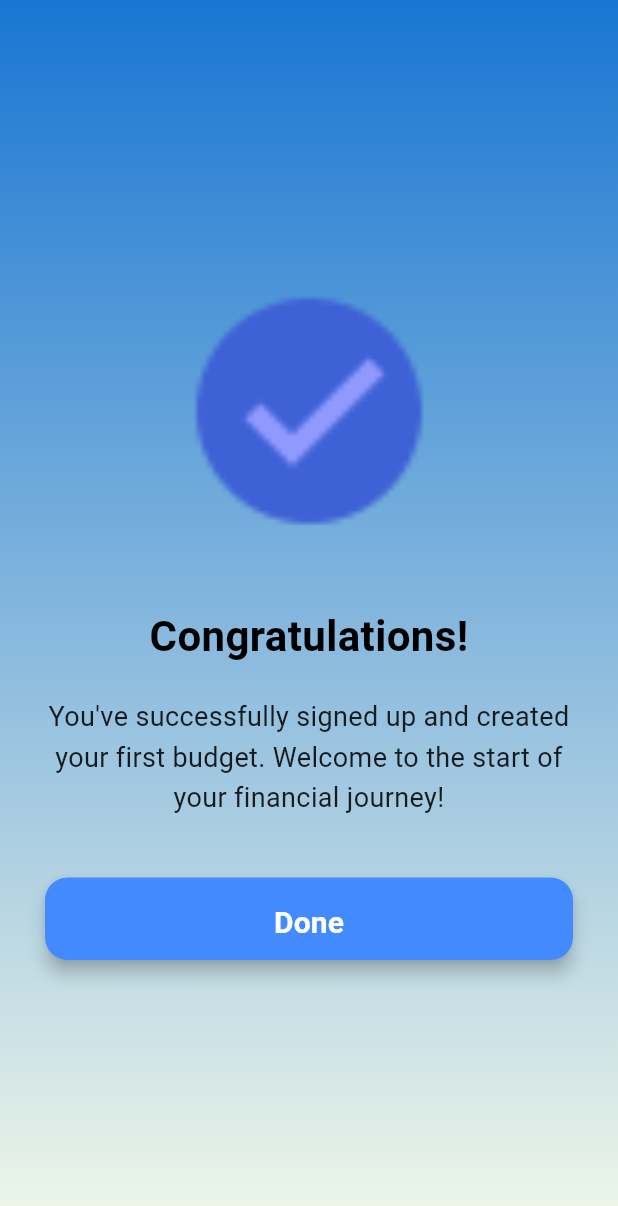
After one commit to Amarusinggithub/flutter-budgeting-app, a Flutter app: the FinishOnboardingProcessScreen screen opened by its route, on a phone screen of 412 x 824 dp. The commit adds this screen. Shown: the top 1206 px of the screen. Run offline on Flutter 3.47's test engine with Material 3 defaults, Android fonts, the light colour scheme and no system bars; our stand-ins replace awesome_notifications, cloud_firestore, firebase_auth, firebase_core, fl_chart, persistent_bottom_nav_bar; accounts and stored records are empty.

Commit message:
finish onboarding , login and signup ui and functionality

```diff
--- a/lib/pages/home/home_screen.dart
+++ b/lib/pages/home/home_screen.dart
@@ -51,7 +51,7 @@ class HomeScreen extends StatelessWidget {
                       crossAxisAlignment: CrossAxisAlignment.start,
                       children: [
                         const Text(
-                          "Welcome Back!",
+                          "Welcome!",
                           style: TextStyle(
                             color: Colors.black,
                             fontSize: 17,
--- a/lib/pages/main/main_screen.dart
+++ b/lib/pages/main/main_screen.dart
@@ -1,5 +1,6 @@
 import 'package:budgetingapp/pages/onboarding/get_started_screen.dart';
 import 'package:budgetingapp/pages/transaction/transaction_screen.dart';
+import 'package:budgetingapp/provider/user_data_provider.dart';
 import 'package:flutter/cupertino.dart';
 import 'package:flutter/material.dart';
 import 'package:persistent_bottom_nav_bar/persistent_bottom_nav_bar.dart';
@@ -70,7 +71,9 @@ class _MainScreenState extends State<MainScreen> {
   @override
   Widget build(BuildContext context) {
     final authService = Provider.of<AuthService>(context);
-    return authService.auth.currentUser == null
+    final userDataProvider = Provider.of<UserDataProvider>(context);
+    return authService.auth.currentUser == null &&
+            userDataProvider.didUserFinishOnboarding == false
         ? const GetStartedScreen()
         : PersistentTabView(
             context,
--- /dev/null
+++ b/lib/pages/onboarding/finish_onboarding_process_screen.dart
@@ -0,0 +1,94 @@
+import 'package:flutter/material.dart';
+import 'package:provider/provider.dart';
+
+import '../../generated/assets.dart';
+import '../../provider/user_data_provider.dart';
+
+class FinishOnboardingProcessScreen extends StatelessWidget {
+  const FinishOnboardingProcessScreen({super.key});
+
+  @override
+  Widget build(BuildContext context) {
+    final userDataProvider = Provider.of<UserDataProvider>(context);
+
+    return Scaffold(
+      body: Container(
+        width: double.infinity,
+        padding: const EdgeInsets.symmetric(horizontal: 30, vertical: 40),
+        decoration: const BoxDecoration(
+          gradient: LinearGradient(
+            colors: [
+              Color(0xFF1976D2), // Soft blue
+              Color(0xFFF1F8E9), // Light greenish white
+            ],
+            begin: Alignment.topCenter,
+            end: Alignment.bottomCenter,
+          ),
+        ),
+        child: Column(
+          mainAxisAlignment: MainAxisAlignment.center,
+          crossAxisAlignment: CrossAxisAlignment.center,
+          children: [
+            // Success icon
+            Image.asset(
+              Assets.imagesTick, // Success tick image
+              width: 180,
+              height: 180,
+              fit: BoxFit.contain,
+            ),
+            const SizedBox(height: 40),
+
+            // Congratulations message
+            const Text(
+              "Congratulations!",
+              style: TextStyle(
+                fontSize: 28, // Larger size for emphasis
+                fontWeight: FontWeight.bold,
+                color: Colors.black,
+              ),
+              textAlign: TextAlign.center,
+            ),
+            const SizedBox(height: 20),
+
+            // Subtitle
+            const Text(
+              "You've successfully signed up and created your first budget. Welcome to the start of your financial journey!",
+              style: TextStyle(
+                fontSize: 18,
+                color: Colors.black87,
+                height: 1.5,
+              ),
+              textAlign: TextAlign.center,
+            ),
+            const SizedBox(height: 40),
+
+            // "Done" button
+            ElevatedButton(
+              onPressed: () {
+                userDataProvider.toggleDidUserFinishOnboarding();
+                // Close onboarding
+              },
+              style: ElevatedButton.styleFrom(
+                padding: const EdgeInsets.symmetric(vertical: 16),
+                shape: RoundedRectangleBorder(
+                  borderRadius: BorderRadius.circular(15),
+                ),
+                elevation: 5,
+                backgroundColor: Colors.blueAccent,
+                fixedSize: const Size(360, 55),
+              ),
+              child: const Text(
+                'Done',
+                style: TextStyle(
+                  fontSize: 20,
+                  fontWeight: FontWeight.bold,
+                  color: Colors.white,
+                ),
+              ),
+            ),
+          ],
+        ),
+      ),
+    );
+  }
+}
--- a/lib/pages/onboarding/get_started_screen.dart
+++ b/lib/pages/onboarding/get_started_screen.dart
@@ -92,12 +92,13 @@ class GetStartedScreen extends StatelessWidget {
                   Navigator.pushNamed(context, AppRoutes.termsAndConditions);
                 },
                 style: ElevatedButton.styleFrom(
+                  padding: const EdgeInsets.symmetric(vertical: 16),
                   shape: RoundedRectangleBorder(
                     borderRadius: BorderRadius.circular(15),
                   ),
                   elevation: 5,
                   backgroundColor: Colors.blueAccent,
-                  fixedSize: const Size(360, 60),
+                  fixedSize: const Size(360, 55),
                 ),
                 child: const Text(
                   "Get Started",
--- a/lib/pages/onboarding/why_did_you_choose_this_app.dart
+++ b/lib/pages/onboarding/why_did_you_choose_this_app.dart
@@ -164,18 +164,20 @@ class WhyDidYouChooseThisApp extends StatelessWidget {
                 child: ElevatedButton(
                   onPressed: userSelectionProvider.selectedOptions.isNotEmpty
                       ? () {
-                          Navigator.pushNamed(context, AppRoutes.setUpBudget);
+                          Navigator.pushNamed(context, AppRoutes.register);
                         }
                       : null,
                   style: ElevatedButton.styleFrom(
+                    padding: const EdgeInsets.symmetric(vertical: 16),
                     shape: RoundedRectangleBorder(
                       borderRadius: BorderRadius.circular(15),
                     ),
-                    minimumSize: const Size.fromHeight(60),
+                    elevation: 5,
                     backgroundColor:
                         userSelectionProvider.selectedOptions.isNotEmpty
                             ? Colors.blueAccent
                             : Colors.grey[400],
+                    fixedSize: const Size(360, 55),
                   ),
                   child: const Text(
                     "Continue",
--- a/lib/pages/profile/components/logoutcontainer.dart
+++ b/lib/pages/profile/components/logoutcontainer.dart
@@ -5,6 +5,7 @@ import 'package:budgetingapp/provider/user_data_provider.dart';
 import 'package:flutter/material.dart';
 import 'package:provider/provider.dart';
 
+import '../../../provider/terms_and_condition_provider.dart';
 import '../../../services/auth_service.dart';
 import '../../main/main_screen.dart';
 
@@ -48,6 +49,8 @@ class LogoutContainer extends StatelessWidget {
         Provider.of<NotificationProvider>(context, listen: false);
     final userDataProvider =
         Provider.of<UserDataProvider>(context, listen: false);
+    final termsProvider =
+        Provider.of<TermsAndConditionsProvider>(context, listen: false);
 
     showDialog(
       context: context,
@@ -88,7 +91,8 @@ class LogoutContainer extends StatelessWidget {
                     await transactionProvider.createTransactions();
                     await notificationProvider.createNewNotificationLimit();
                     await userDataProvider.createNewUserData();
-
+                    userDataProvider.toggleDidUserFinishOnboarding();
+                    termsProvider.selectAll(!termsProvider.areBothAgreed);
                     // Perform logout
                     await authService.logout();
 
```
Also changed, not shown: lib/core/routes/routes.dart (+5 -3 lines), lib/pages/authentication/login_screen.dart (+57 -36 lines), lib/pages/authentication/register_screen.dart (+100 -35 lines), lib/pages/onboarding/set_up_initial_budget_onboarding_screen.dart (renamed from lib/pages/onboarding/add_income_and_total_balance_and_make_budget_screen.dart, +7 -17 lines), lib/pages/onboarding/terms_and_conditions_screen.dart (+4 -3 lines), lib/provider/user_data_provider.dart (+45 -5 lines), assets/images/tick.png (added), lib/generated/assets.dart.
